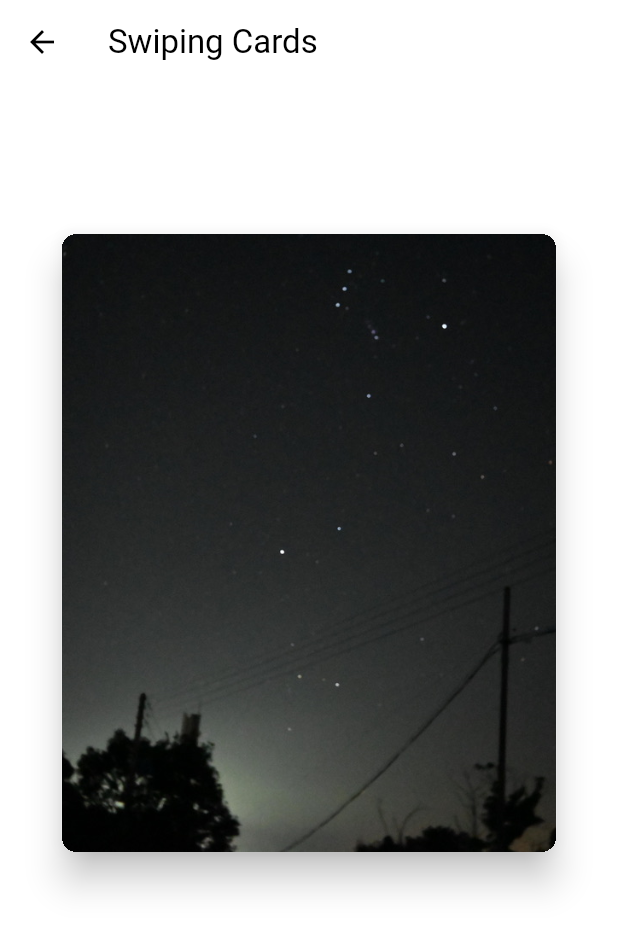
After one commit to Seungnyeong/flutter_masterclass_nomad, a Flutter app: the screen it shows after launch, after a tap on "Swiping Cards Screen", on a phone screen of 412 x 824 dp. The commit adds this screen. Shown: the top 931 px of the screen. Run offline on Flutter 3.47's test engine with Material 3 defaults, Android fonts, the phone set to English and light mode, and no system bars.

Commit message:
Slider Card with Trick 트릭은 중요하다

```diff
--- a/lib/screens/menu_screen.dart
+++ b/lib/screens/menu_screen.dart
@@ -2,6 +2,7 @@ import 'package:flutter/material.dart';
 import 'package:flutter_animations_masterclass/screens/apple_watch_screen.dart';
 import 'package:flutter_animations_masterclass/screens/explict_animations_screen.dart';
 import 'package:flutter_animations_masterclass/screens/implicit_anmiations_screen.dart';
+import 'package:flutter_animations_masterclass/screens/swiping_cards_screen.dart';
 
 class MenuScreen extends StatelessWidget {
   const MenuScreen({super.key});
@@ -37,6 +38,12 @@ class MenuScreen extends StatelessWidget {
             },
             child: const Text('Apple Watch Face'),
           ),
+          ElevatedButton(
+            onPressed: () {
+              _goToPage(context, const SwipingCardsScreen());
+            },
+            child: const Text('Swiping Cards Screen'),
+          ),
         ],
       )),
     );
--- /dev/null
+++ b/lib/screens/swiping_cards_screen.dart
@@ -0,0 +1,132 @@
+import 'dart:math';
+
+import 'package:flutter/material.dart';
+
+class SwipingCardsScreen extends StatefulWidget {
+  const SwipingCardsScreen({super.key});
+
+  @override
+  State<SwipingCardsScreen> createState() => _SwipingCardsScreenState();
+}
+
+class _SwipingCardsScreenState extends State<SwipingCardsScreen>
+    with SingleTickerProviderStateMixin {
+  late final size = MediaQuery.of(context).size;
+  late final AnimationController _position = AnimationController(
+      vsync: this,
+      duration: const Duration(
+        milliseconds: 300,
+      ),
+      lowerBound: (size.width + 100) * -1,
+      upperBound: (size.width + 100),
+      value: 0.0);
+
+  late final Tween<double> _rotation = Tween(
+    begin: -15,
+    end: 15,
+  );
+
+  late final Tween<double> _scale = Tween(
+    begin: 0.8,
+    end: 1,
+  );
+
+  void _onHorizontalDragUpate(DragUpdateDetails details) {
+    _position.value += details.delta.dx;
+  }
+
+  void _onHorizontalDragEnd(DragEndDetails details) {
+    final bound = size.width - 200;
+    final dropZone = size.width + 100;
+    if (_position.value.abs() >= bound) {
+      final factor = _position.value.isNegative ? -1 : 1;
+      _position
+          .animateTo(dropZone * factor, curve: Curves.bounceOut)
+          .whenComplete(_whenComplete);
+    } else {
+      _position.animateTo(0, curve: Curves.bounceOut);
+    }
+  }
+
+  void _whenComplete() {
+    _position.value = 0;
+    setState(() {
+      _index = _index == 5 ? 1 : _index + 1;
+    });
+  }
+
+  @override
+  void dispose() {
+    _position.dispose();
+    super.dispose();
+  }
+
+  int _index = 1;
+
+  @override
+  Widget build(BuildContext context) {
+    return Scaffold(
+      appBar: AppBar(
+        title: const Text('Swiping Cards'),
+      ),
+      body: AnimatedBuilder(
+        animation: _position,
+        builder: (context, child) {
+          final angle = _rotation
+                  .transform((_position.value + size.width / 2) / size.width) *
+              pi /
+              180;
+          final scale = _scale.transform(_position.value.abs() / size.width);
+          return Stack(
+            alignment: Alignment.topCenter,
+            children: [
+              Positioned(
+                top: 100,
+                child: Transform.scale(
+                    scale: min(scale, 1.0),
+                    child: Card(
+                      index: _index == 5 ? 1 : _index + 1,
+                    )),
+              ),
+              Positioned(
+                top: 100,
+                child: GestureDetector(
+                  onHorizontalDragUpdate: _onHorizontalDragUpate,
+                  onHorizontalDragEnd: _onHorizontalDragEnd,
+                  child: Transform.translate(
+                    offset: Offset(_position.value, 0),
+                    child: Transform.rotate(
+                        angle: angle,
+                        child: Card(
+                          index: _index,
+                        )),
+                  ),
+                ),
+              ),
+            ],
+          );
+        },
+      ),
+    );
+  }
+}
+
+class Card extends StatelessWidget {
+  final int index;
+  const Card({super.key, required this.index});
+
+  @override
+  Widget build(BuildContext context) {
+    final size = MediaQuery.of(context).size;
+    return Material(
+      elevation: 10,
+      borderRadius: BorderRadius.circular(10),
+      clipBehavior: Clip.hardEdge,
+      child: SizedBox(
+        width: size.width * 0.8,
+        height: size.height * 0.5,
+        child: Image.asset("assets/covers/$index.jpeg", fit: BoxFit.cover),
+      ),
+    );
+  }
+}
```
Also changed, not shown: pubspec.yaml (+5 -4 lines), assets/covers/1.jpeg (added), assets/covers/2.jpeg (added), assets/covers/3.jpeg (added), assets/covers/4.jpeg (added), assets/covers/5.jpeg (added).
